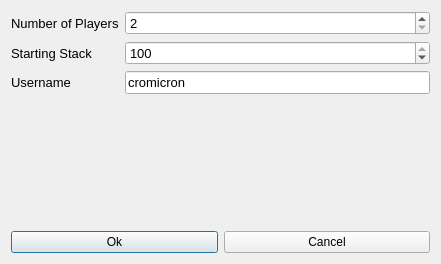
Qt form GUI/setupDialogue.ui (cromicron/PokerAI) before a commit.
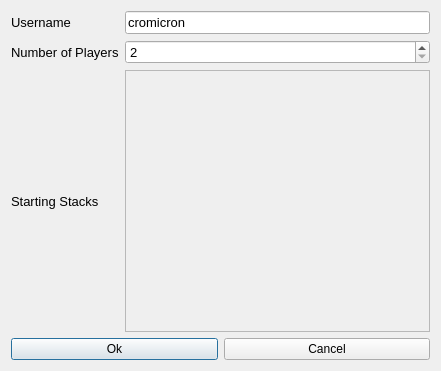
The same form after that commit.

Patch:
```diff
--- a/GUI/setupDialogue.ui
+++ b/GUI/setupDialogue.ui
@@ -7,16 +7,38 @@
     <x>0</x>
     <y>0</y>
     <width>441</width>
-    <height>264</height>
+    <height>371</height>
    </rect>
   </property>
   <property name="windowTitle">
    <string>Dialog</string>
   </property>
-  <layout class="QVBoxLayout" name="verticalLayout">
-   <item>
-    <layout class="QFormLayout" name="formLayout">
+  <layout class="QGridLayout" name="gridLayout">
      <item row="0" column="0">
+    <widget class="QLabel" name="labelUsername">
+     <property name="font">
+      <font>
+       <pointsize>10</pointsize>
+      </font>
+     </property>
+     <property name="text">
+      <string>Username</string>
+     </property>
+    </widget>
+   </item>
+   <item row="0" column="1">
+    <widget class="QLineEdit" name="lineEditUsername">
+     <property name="font">
+      <font>
+       <pointsize>10</pointsize>
+      </font>
+     </property>
+     <property name="text">
+      <string>cromicron</string>
+     </property>
+    </widget>
+   </item>
+   <item row="1" column="0">
       <widget class="QLabel" name="labelNumPlayers">
        <property name="font">
         <font>
@@ -28,7 +50,7 @@
        </property>
       </widget>
      </item>
-     <item row="0" column="1">
+   <item row="1" column="1">
       <widget class="QSpinBox" name="spinBoxNumPlayers">
        <property name="font">
         <font>
@@ -43,63 +65,19 @@
        </property>
       </widget>
      </item>
-     <item row="1" column="0">
-      <widget class="QLabel" name="labelStartingStack">
-       <property name="font">
-        <font>
-         <pointsize>10</pointsize>
-        </font>
-       </property>
-       <property name="text">
-        <string>Starting Stack</string>
-       </property>
-      </widget>
-     </item>
-     <item row="1" column="1">
-      <widget class="QSpinBox" name="spinBoxStartingStack">
-       <property name="font">
-        <font>
-         <pointsize>10</pointsize>
-        </font>
-       </property>
-       <property name="minimum">
-        <number>5</number>
-       </property>
-       <property name="maximum">
-        <number>100</number>
-       </property>
-       <property name="value">
-        <number>100</number>
-       </property>
-      </widget>
-     </item>
      <item row="2" column="0">
-      <widget class="QLabel" name="labelUsername">
+    <widget class="QLabel" name="labelStartingStack">
        <property name="font">
         <font>
          <pointsize>10</pointsize>
         </font>
        </property>
        <property name="text">
-        <string>Username</string>
+      <string>Starting Stacks</string>
        </property>
       </widget>
      </item>
-     <item row="2" column="1">
-      <widget class="QLineEdit" name="lineEditUsername">
-       <property name="font">
-        <font>
-         <pointsize>10</pointsize>
-        </font>
-       </property>
-       <property name="text">
-        <string>cromicron</string>
-       </property>
-      </widget>
-     </item>
-    </layout>
-   </item>
-   <item>
+   <item row="3" column="0" colspan="2">
     <layout class="QHBoxLayout" name="horizontalLayout">
      <item>
       <widget class="QPushButton" name="okButton">
@@ -117,6 +95,17 @@
      </item>
     </layout>
    </item>
+   <item row="2" column="1">
+    <widget class="QFrame" name="chipstacksFrame">
+     <property name="frameShape">
+      <enum>QFrame::StyledPanel</enum>
+     </property>
+     <property name="frameShadow">
+      <enum>QFrame::Raised</enum>
+     </property>
+     <layout class="QVBoxLayout" name="verticalLayout"/>
+    </widget>
+   </item>
   </layout>
  </widget>
  <resources/>
```
Lines whose indentation alone changed are shown as unchanged.
